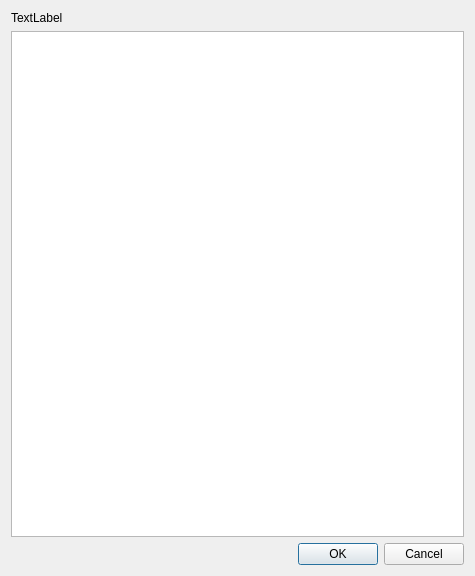
First picture: the form in wlqt/form/wledittext.ui, repository wldevru/src, before the edit.
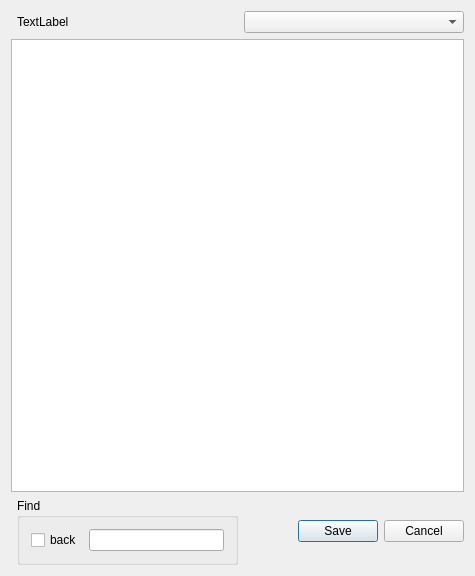
Second picture: the form after the edit. Custom widgets are drawn as their Qt base class.

```diff
--- a/wlqt/form/wledittext.ui
+++ b/wlqt/form/wledittext.ui
@@ -17,26 +17,61 @@
    <bool>true</bool>
   </property>
   <layout class="QGridLayout" name="gridLayout">
-   <item row="0" column="0">
+   <item row="0" column="1">
     <widget class="QLabel" name="label">
      <property name="text">
       <string>TextLabel</string>
      </property>
     </widget>
    </item>
-   <item row="1" column="0" colspan="2">
+   <item row="3" column="0" colspan="3">
     <widget class="QTextEdit" name="textEdit"/>
    </item>
-   <item row="2" column="1">
+   <item row="5" column="2">
     <widget class="QDialogButtonBox" name="buttonBox">
      <property name="standardButtons">
-      <set>QDialogButtonBox::Cancel|QDialogButtonBox::Ok</set>
+      <set>QDialogButtonBox::Cancel|QDialogButtonBox::Save</set>
      </property>
     </widget>
    </item>
+   <item row="5" column="1">
+    <widget class="QGroupBox" name="gbFind">
+     <property name="title">
+      <string>Find</string>
+     </property>
+     <layout class="QGridLayout" name="gridLayout_2">
+      <item row="1" column="0">
+       <widget class="QCheckBox" name="cbBackFind">
+        <property name="sizePolicy">
+         <sizepolicy hsizetype="Maximum" vsizetype="Fixed">
+          <horstretch>0</horstretch>
+          <verstretch>0</verstretch>
+         </sizepolicy>
+        </property>
+        <property name="text">
+         <string>back</string>
+        </property>
+       </widget>
+      </item>
+      <item row="1" column="1">
+       <widget class="QLineEdit" name="lineEditFind"/>
+      </item>
+     </layout>
+    </widget>
+   </item>
+   <item row="0" column="2">
+    <widget class="WLScriptFuncComboBox" name="cbFunction"/>
+   </item>
   </layout>
  </widget>
  <layoutdefault spacing="6" margin="11"/>
+ <customwidgets>
+  <customwidget>
+   <class>WLScriptFuncComboBox</class>
+   <extends>QComboBox</extends>
+   <header>wlscriptfunccombobox.h</header>
+  </customwidget>
+ </customwidgets>
  <resources/>
  <connections>
   <connection>
```
